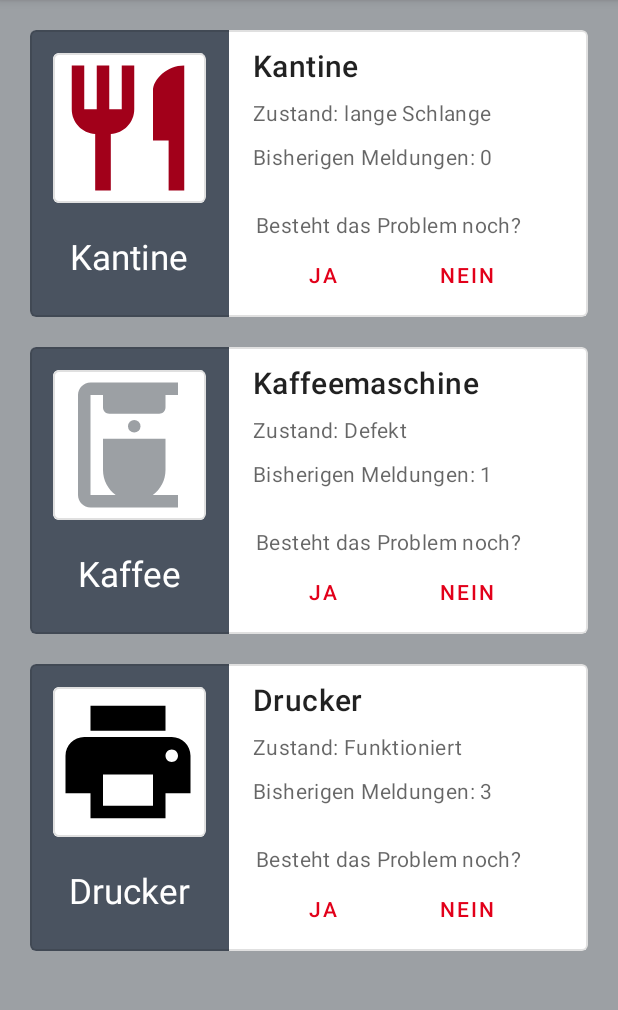
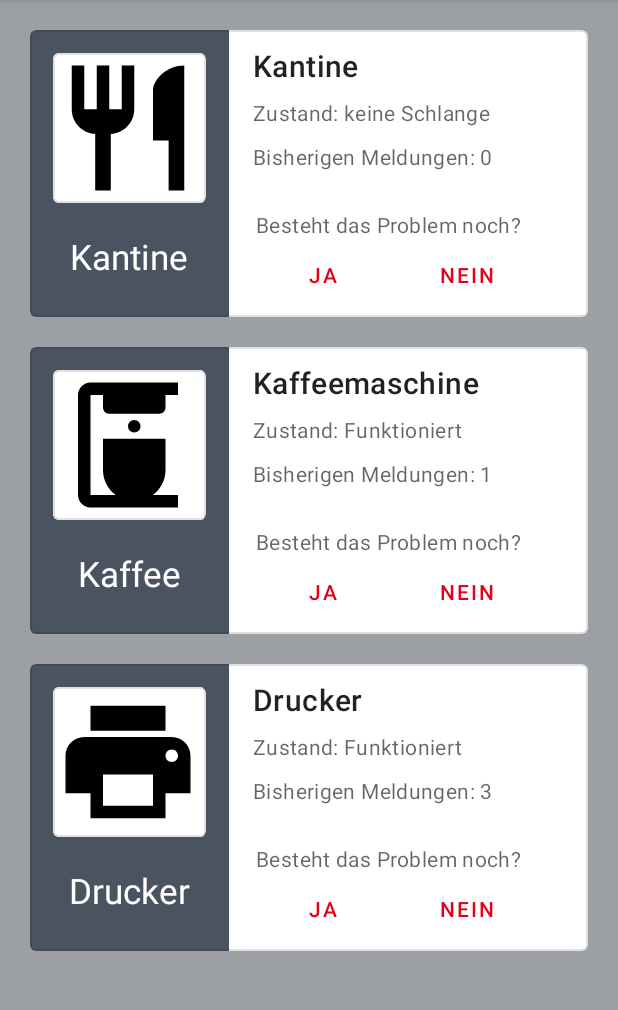
Before and after one commit to DHBWorld/DHBWorld, an Android app: the screen it shows after launch (UserInteraction), on a phone screen of 412 x 824 dp, the part 84-1094 px from its top. Run offline under Robolectric (Android 15) with nearby library versions, the phone set to English and light mode, and no system bars.

Commit message:
InteractionState color-design

```diff
--- a/app/src/main/java/com/main/dhbworld/Enums/InteractionState.java
+++ b/app/src/main/java/com/main/dhbworld/Enums/InteractionState.java
@@ -6,14 +6,14 @@ import android.graphics.Color;
 import com.main.dhbworld.R;
 
 public enum InteractionState {
-    NORMAL("Funktioniert", R.color.black),
-    DEFECT("Defekt", R.color.grey_light),
-    CLEANING("wird sauber gemacht", R.color.grey_light),
+    NORMAL("Funktioniert", R.color.grey_dark),
+    DEFECT("Defekt", R.color.grey_defect),
+    CLEANING("wird sauber gemacht", R.color.blue_cleaning),
 
     QUEUE_LONG("lange Schlange", R.color.red_dark),
-    QUEUE_MIDDLE("mittlere Schlange", R.color.red),
-    QUEUE_KURZ("kurze Schlange", R.color.teal_700),
-    QUEUE_ABCENT("keine Schlange", R.color.black);
+    QUEUE_MIDDLE("mittlere Schlange", R.color.orange_queue),
+    QUEUE_KURZ("kurze Schlange", R.color.green_queue),
+    QUEUE_ABCENT("keine Schlange", R.color.grey_dark);
 
 
 
--- a/app/src/main/java/com/main/dhbworld/UserInteraction.java
+++ b/app/src/main/java/com/main/dhbworld/UserInteraction.java
@@ -8,6 +8,7 @@ import android.os.Bundle;
 import android.view.View;
 import android.widget.Button;
 import android.widget.ImageView;
+import android.widget.LinearLayout;
 import android.widget.TextView;
 
 import com.main.dhbworld.Enums.InteractionState;
@@ -18,7 +19,7 @@ import java.util.ArrayList;
 
 public class UserInteraction extends AppCompatActivity {
     private ArrayList <Button> ja;
-    private Button[] nein;
+    private ArrayList <Button>  nein;
 
     private TextView zustandKantineTV;
     private TextView zustandKaffeeTV;
@@ -35,9 +36,9 @@ public class UserInteraction extends AppCompatActivity {
     private int meldungenKaffee;
     private int meldungenDruker;
 
-    private ImageView bildKantine;
-    private ImageView bildKaffee;
-    private ImageView bildDruker;
+    private LinearLayout imageBox_kantine;
+    private LinearLayout imageBox_kaffee;
+    private LinearLayout imageBox_drucker;
 
     @Override
     protected void onCreate(Bundle savedInstanceState) {
@@ -53,18 +54,16 @@ public class UserInteraction extends AppCompatActivity {
     }
 
     private void jaNeinButtonsManagement(){
-        ja =new ArrayList<Button> ();
+        ja =new ArrayList<> ();
         ja.add(findViewById(R.id.ja0));
         ja.add(findViewById(R.id.ja1));
         ja.add(findViewById(R.id.ja2));
-        /*ja[0]= findViewById(R.id.ja0);
-        ja[1]= findViewById(R.id.ja1);
-        ja[2]= findViewById(R.id.ja2);*/
 
-        nein =new Button[3];
-        nein[0]= findViewById(R.id.nein0);
-        nein[1]= findViewById(R.id.nein1);
-        nein[2]= findViewById(R.id.nein2);
+
+        nein =new ArrayList<> ();
+        nein.add(findViewById(R.id.nein0));
+        nein.add(findViewById(R.id.nein1));
+        nein.add(findViewById(R.id.nein2));
 
         String[][] states= new String[3][];
         states[0]= new String[]{InteractionState.QUEUE_KURZ.getText(), InteractionState.QUEUE_MIDDLE.getText(), InteractionState.QUEUE_LONG.getText()};
@@ -117,8 +116,8 @@ public class UserInteraction extends AppCompatActivity {
         zustandKaffeeTV= findViewById(R.id.zustand_kaffee);
         zustandDrukerTV= findViewById(R.id.zustand_druker);
 
-        zustandKantine=InteractionState.QUEUE_LONG;
-        zustandKaffee=InteractionState.DEFECT;
+        zustandKantine=InteractionState.QUEUE_ABCENT;
+        zustandKaffee=InteractionState.NORMAL;
         zustandDruker=InteractionState.NORMAL;
 
         zustandKantineTV.setText(getResources().getString(R.string.zustand)+" "+zustandKantine.getText());
@@ -126,13 +125,14 @@ public class UserInteraction extends AppCompatActivity {
         zustandDrukerTV.setText(getResources().getString(R.string.zustand)+" "+zustandDruker.getText());
 
         Resources res = getResources();
-        bildKantine=  findViewById(R.id.bild_kantine);
-        bildKaffee=  findViewById(R.id.bild_kaffee);
-        bildDruker=  findViewById(R.id.bild_druker);
 
-        bildKantine.setColorFilter(res.getColor(zustandKantine.getColor()), PorterDuff.Mode.SRC_ATOP);
-        bildKaffee.setColorFilter(res.getColor(zustandKaffee.getColor()), PorterDuff.Mode.SRC_ATOP);
-        bildDruker.setColorFilter(res.getColor(zustandDruker.getColor()), PorterDuff.Mode.SRC_ATOP);
+        imageBox_kantine= findViewById(R.id.imageBox_kantine);
+        imageBox_kaffee= findViewById(R.id.imageBox_kaffee);
+        imageBox_drucker= findViewById(R.id.imageBox_drucker);
+
+        imageBox_kantine.setBackgroundColor(res.getColor(zustandKantine.getColor()));
+        imageBox_kaffee.setBackgroundColor(res.getColor(zustandKaffee.getColor()));
+        imageBox_drucker.setBackgroundColor(res.getColor(zustandDruker.getColor()));
     }
 
     private void meldungenManagement(){
--- a/app/src/main/res/layout/user_interaction_layout.xml
+++ b/app/src/main/res/layout/user_interaction_layout.xml
@@ -36,6 +36,7 @@
             >
 
         <LinearLayout
+            android:id="@+id/imageBox_kantine"
             android:layout_width="wrap_content"
             android:layout_height="match_parent"
             android:orientation="vertical"
@@ -202,6 +203,7 @@
                 >
 
                 <LinearLayout
+                    android:id="@+id/imageBox_kaffee"
                     android:layout_width="wrap_content"
                     android:layout_height="match_parent"
                     android:orientation="vertical"
@@ -360,6 +362,7 @@
                 >
 
                 <LinearLayout
+                    android:id="@+id/imageBox_drucker"
                     android:layout_width="wrap_content"
                     android:layout_height="match_parent"
                     android:orientation="vertical"
--- a/app/src/main/res/values/colors.xml
+++ b/app/src/main/res/values/colors.xml
@@ -11,4 +11,8 @@
     <color name="red_dark">#A2001A</color>
     <color name="grey_dark">#4A5360</color>
     <color name="grey_light">#9CA0A4</color>
+    <color name="grey_defect">#babec2</color>
+    <color name="blue_cleaning">#4d8896</color>
+    <color name="orange_queue">#d68e22</color>
+    <color name="green_queue">#409464</color>
 </resources>
```
